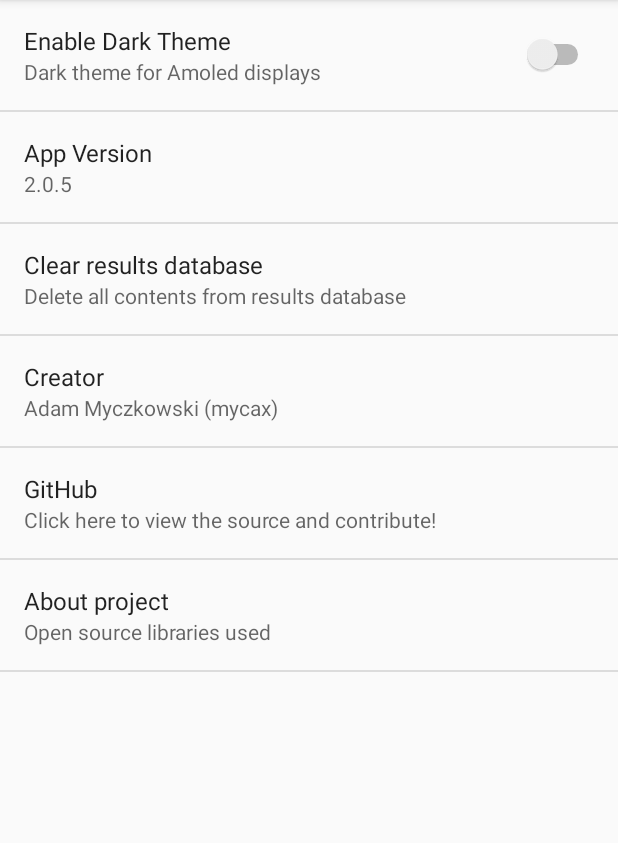
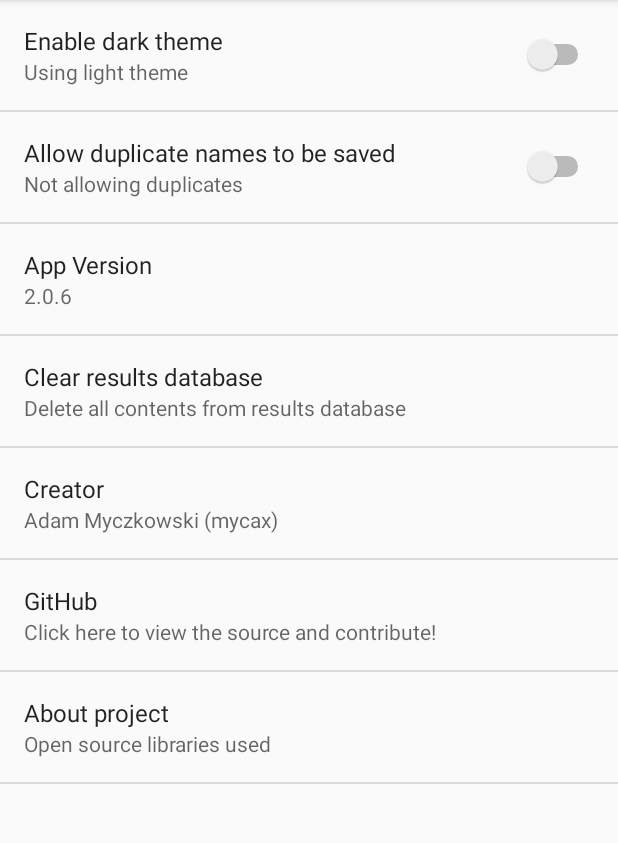
Before and after one commit to MyczkowskiAdam/LuckyNumbersApk, an Android app: the fragment SettingsFragment placed in its activity, on a phone screen of 412 x 824 dp, the part 84-927 px from its top. Run offline under Robolectric (Android 15) with nearby library versions, the phone set to English and light mode, and no system bars; libraries missing offline, so code that uses them is left out: com.mikepenz.aboutlibraries, com.roughike.bottombar; plain views replace BottomBar; 3 statements that could not run were skipped.

Commit message:
2.0.6
* Allow or disallow duplicate database entries
* Dynamic pereference summaries

Signed-off-by: Adam Myczkowski <mycaxd511@gmail.com>

```diff
--- a/app/build.gradle
+++ b/app/build.gradle
@@ -6,8 +6,8 @@ android {
         applicationId "com.luckynumbers.mycax.luckynumbers"
         minSdkVersion 21
         targetSdkVersion 27
-        versionCode 11
-        versionName "2.0.5"
+        versionCode 12
+        versionName "2.0.6"
         testInstrumentationRunner "android.support.test.runner.AndroidJUnitRunner"
         externalNativeBuild {
             cmake {
--- a/app/src/main/java/com/luckynumbers/mycax/luckynumbers/DatabaseAdapter.java
+++ b/app/src/main/java/com/luckynumbers/mycax/luckynumbers/DatabaseAdapter.java
@@ -29,7 +29,7 @@ public class DatabaseAdapter extends RecyclerView.Adapter<DatabaseAdapter.Myhold
     class Myholder extends RecyclerView.ViewHolder implements CardView.OnLongClickListener {
         final TextView name;
         final TextView result;
-        String id;
+        public String id;
 
 
         public Myholder(View itemView) {
@@ -57,7 +57,7 @@ public class DatabaseAdapter extends RecyclerView.Adapter<DatabaseAdapter.Myhold
                         @Override
                         public void onClick(DialogInterface dialog, int which) {
                             DataBHelper database = new DataBHelper(context);
-                            database.deleteEntry(Long.parseLong(id));
+                            database.deleteEntry(name.getText().toString());
                             dataModelArrayList.remove(getAdapterPosition());
                             notifyItemRemoved(getAdapterPosition());
                             resultsCallBack.getEmpty();
--- a/app/src/main/java/com/luckynumbers/mycax/luckynumbers/MainActivity.java
+++ b/app/src/main/java/com/luckynumbers/mycax/luckynumbers/MainActivity.java
@@ -16,10 +16,9 @@ import com.roughike.bottombar.OnTabSelectListener;
 import shortbread.Shortbread;
 import shortbread.Shortcut;
 
-@SuppressWarnings("ALL")
 public class MainActivity extends AppCompatActivity implements OnTabSelectListener {
 
-    BottomBar navigation;
+    private BottomBar navigation;
     @Override
     protected void onCreate(Bundle savedInstanceState) {
         Shortbread.create(this);
--- a/app/src/main/java/com/luckynumbers/mycax/luckynumbers/SettingsFragment.java
+++ b/app/src/main/java/com/luckynumbers/mycax/luckynumbers/SettingsFragment.java
@@ -22,6 +22,10 @@ public class SettingsFragment extends PreferenceFragment implements Preference.O
     private static final String APP_OPENSOURCE_LIBS = "app_opensource_libs";
     private static final String APP_DARK_THEME = "app_dark_theme";
     private static final String APP_ENABLE_GRID = "app_enable_grid";
+    private static final String APP_ALLOW_DBDUPS = "app_allow_dbdups";
+    private SwitchPreference sGridView;
+    private SwitchPreference sEnableDups;
+
 
     @Override
     public void onCreate(Bundle savedInstanceState) {
@@ -42,21 +46,40 @@ public class SettingsFragment extends PreferenceFragment implements Preference.O
         vAbout.setOnPreferenceClickListener(this);
 
         SwitchPreference sDarkTheme = (SwitchPreference) findPreference(APP_DARK_THEME);
+        sDarkTheme.setSummary(PreferenceManager.getDefaultSharedPreferences(getActivity())
+                .getBoolean(APP_DARK_THEME, false) ? R.string.dark_theme_summary_true : R.string.dark_theme_summary_false);
         sDarkTheme.setOnPreferenceChangeListener(this);
 
-        SwitchPreference sGridView = (SwitchPreference) findPreference(APP_ENABLE_GRID);
+        sGridView = (SwitchPreference) findPreference(APP_ENABLE_GRID);
         if (((MainActivity) getActivity()).getMainTag().equals("phone")) {
             getPreferenceScreen().removePreference(sGridView);
+        } else {
+            sGridView.setSummary(PreferenceManager.getDefaultSharedPreferences(getActivity())
+                    .getBoolean(APP_ENABLE_GRID, false) ? R.string.gridview_summary_true : R.string.gridview_summary_false);
+            sGridView.setOnPreferenceChangeListener(this);
         }
+
+        sEnableDups = (SwitchPreference) findPreference(APP_ALLOW_DBDUPS);
+        sEnableDups.setSummary(PreferenceManager.getDefaultSharedPreferences(getActivity())
+                .getBoolean(APP_ALLOW_DBDUPS, false) ? R.string.enable_dbdups_summary_true : R.string.enable_dbdups_summary_false);
+        sEnableDups.setOnPreferenceChangeListener(this);
+
     }
 
     @SuppressWarnings("ConstantConditions")
     @Override
     public boolean onPreferenceChange(Preference preference, Object object) {
-        getActivity().finish();
-        final Intent intent = getActivity().getIntent();
-        intent.setFlags(Intent.FLAG_ACTIVITY_NEW_TASK | Intent.FLAG_ACTIVITY_CLEAR_TASK);
-        getActivity().startActivity(intent);
+        if (preference == findPreference(APP_DARK_THEME)) {
+            getActivity().finish();
+            final Intent intent = getActivity().getIntent();
+            intent.setFlags(Intent.FLAG_ACTIVITY_NEW_TASK | Intent.FLAG_ACTIVITY_CLEAR_TASK);
+            getActivity().startActivity(intent);
+        } else if (preference == findPreference(APP_ENABLE_GRID))
+            sGridView.setSummary(!PreferenceManager.getDefaultSharedPreferences(getActivity())
+                    .getBoolean(APP_ENABLE_GRID, false) ? R.string.gridview_summary_true : R.string.gridview_summary_false);
+        else if (preference == findPreference(APP_ALLOW_DBDUPS))
+            sEnableDups.setSummary(!PreferenceManager.getDefaultSharedPreferences(getActivity())
+                    .getBoolean(APP_ALLOW_DBDUPS, false) ? R.string.enable_dbdups_summary_true : R.string.enable_dbdups_summary_false);
         return true;
     }
 
--- a/app/src/main/res/layout-sw600dp/activity_main.xml
+++ b/app/src/main/res/layout-sw600dp/activity_main.xml
@@ -12,14 +12,12 @@
         android:id="@+id/fragmentContainer"
         android:layout_width="match_parent"
         android:layout_height="match_parent"
-        android:layout_toRightOf="@+id/navigation"
         android:layout_toEndOf="@+id/navigation"/>
 
     <com.roughike.bottombar.BottomBar
         android:id="@+id/navigation"
         android:layout_width="wrap_content"
         android:layout_height="match_parent"
-        android:layout_alignParentLeft="true"
         android:layout_alignParentStart="true"
         app:bb_tabXmlResource="?attr/navigation_theme"
         app:bb_inActiveTabAlpha="0.6"
--- a/app/src/main/res/values/strings.xml
+++ b/app/src/main/res/values/strings.xml
@@ -12,14 +12,20 @@
     <string name="title_settings">Settings</string>
 
     <!-- Settings -->
-    <string name="enable_dark_theme">Enable Dark Theme</string>
-    <string name="dark_theme_summary">Dark theme for Amoled displays</string>
+    <string name="enable_dark_theme">Enable dark theme</string>
+    <string name="dark_theme_summary_true">Using dark theme</string>
+    <string name="dark_theme_summary_false">Using light theme</string>
 
     <string name="enable_gridview">Enable grid view</string>
-    <string name="gridview_summary">Display more results on the screen!</string>
+    <string name="gridview_summary_true">Displaying more content on the screen!</string>
+    <string name="gridview_summary_false">Not using grid view</string>
+
+    <string name="enable_dbdups">Allow duplicate names to be saved</string>
+    <string name="enable_dbdups_summary_true">Allowing duplicates</string>
+    <string name="enable_dbdups_summary_false">Not allowing duplicates</string>
 
     <string name="build_version">App Version</string>
-    <string name="build_version_string">2.0.5</string>
+    <string name="build_version_string">2.0.6</string>
 
     <string name="app_creator">Creator</string>
     <string name="app_creator_name">Adam Myczkowski (mycax)</string>
--- a/app/src/main/res/xml/pref_settings.xml
+++ b/app/src/main/res/xml/pref_settings.xml
@@ -3,14 +3,17 @@
     <SwitchPreference
         android:defaultValue="false"
         android:key="app_dark_theme"
-        android:title="@string/enable_dark_theme"
-        android:summary="@string/dark_theme_summary" />
+        android:title="@string/enable_dark_theme" />
 
     <SwitchPreference
         android:defaultValue="false"
         android:key="app_enable_grid"
-        android:title="@string/enable_gridview"
-        android:summary="@string/gridview_summary" />
+        android:title="@string/enable_gridview" />
+
+    <SwitchPreference
+        android:defaultValue="false"
+        android:key="app_allow_dbdups"
+        android:title="@string/enable_dbdups" />
 
     <Preference android:key="build_app_version"
         android:title="@string/build_version"
```
Also changed, not shown: app/src/main/java/com/luckynumbers/mycax/luckynumbers/DataBHelper.java (+29 -7 lines).
